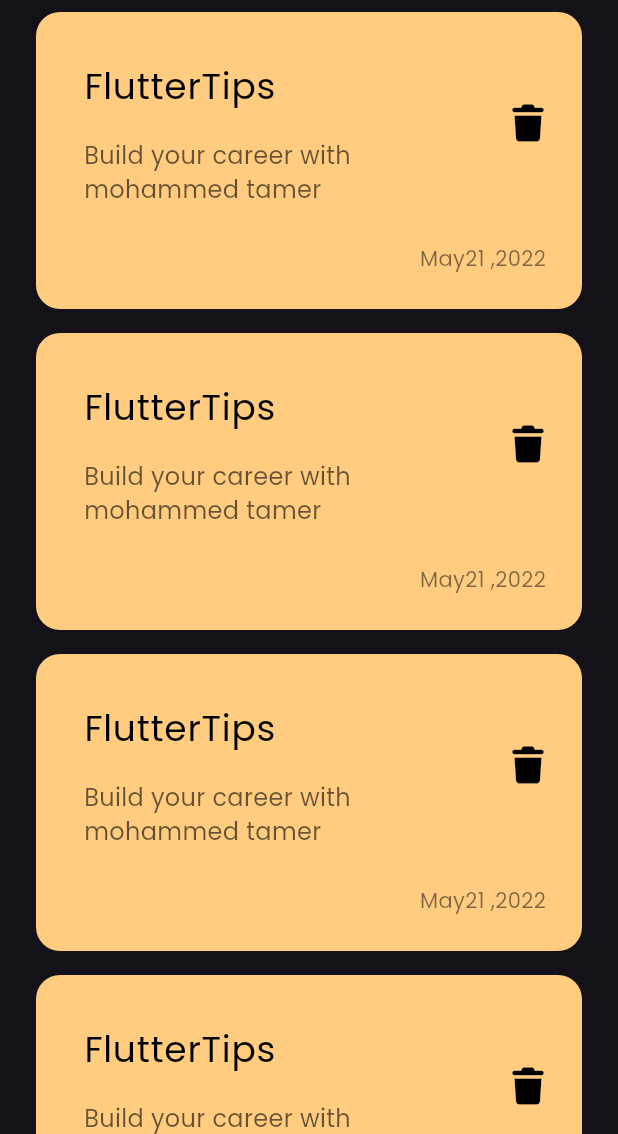
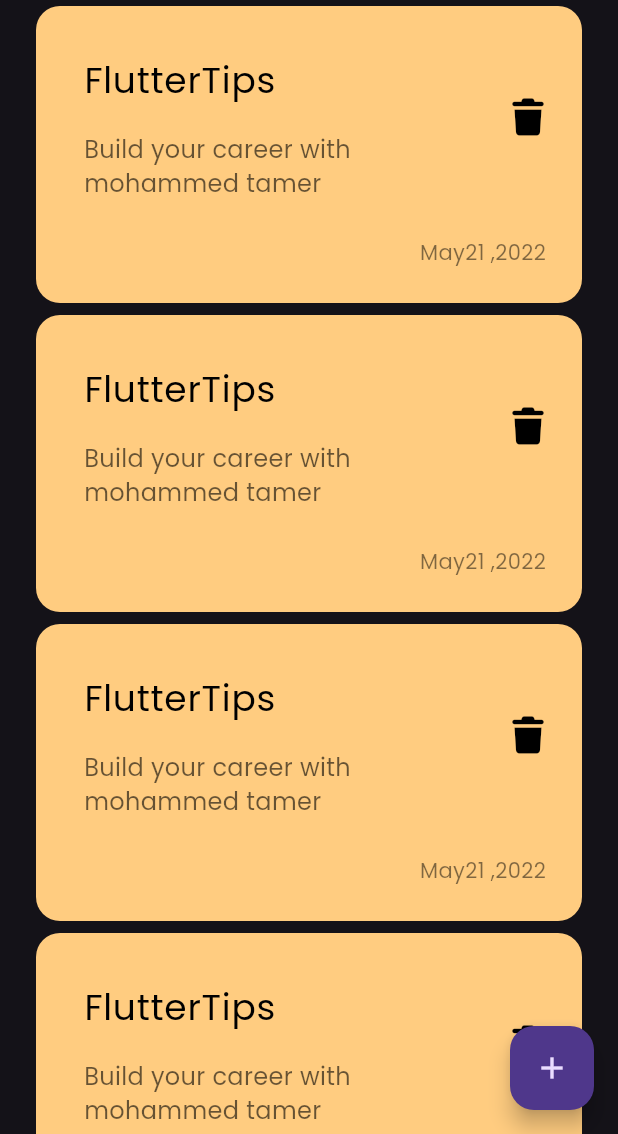
Before and after one commit to MohammedNassar1/Notes_App, a Flutter app: the screen it shows after launch, on a phone screen of 412 x 824 dp, the part 102-1236 px from its top. Run offline on Flutter 3.47's test engine with Material 3 defaults, Android fonts, the phone set to English and light mode, and no system bars; our stand-ins replace font_awesome_flutter.

Commit message:
add floating action button

```diff
--- a/lib/views/Notes_view.dart
+++ b/lib/views/Notes_view.dart
@@ -6,6 +6,12 @@
 
   @override
   Widget build(BuildContext context) {
-    return Scaffold(body: NotesAppBody());
+    return Scaffold(
+      body: NotesAppBody(),
+      floatingActionButton: FloatingActionButton(
+        onPressed: () {},
+        child: Icon(Icons.add),
+      ),
+    );
   }
 }
--- a/lib/widgets/notes_list_view.dart
+++ b/lib/widgets/notes_list_view.dart
@@ -8,8 +8,8 @@
   Widget build(BuildContext context) {
     return ListView.builder(
       itemBuilder: (context, index) {
-        return Padding(
-          padding: const EdgeInsets.symmetric(vertical: 8),
+        return const Padding(
+          padding: EdgeInsets.symmetric(vertical: 4),
           child: CustomNoteIcon(),
         );
       },
```
